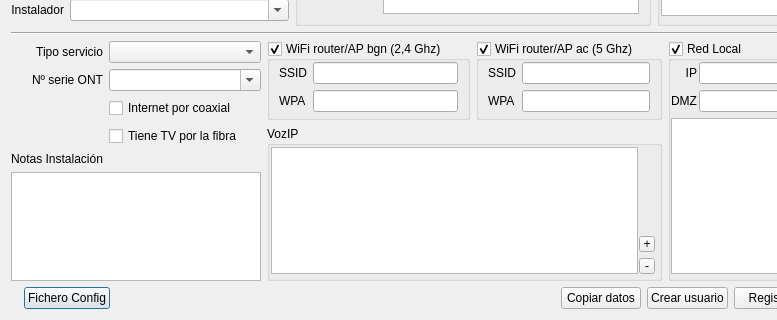
silderan/QMikPPPManager, file src/Dialogs/DlgPPPUser.ui: the form before one commit; both pictures show x 0 to 777 and y 186 to 506 of the 957 by 506 pixel window.
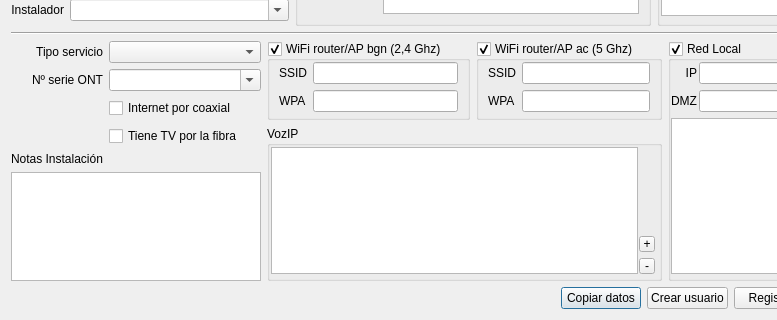
The form after the commit. Icons and pictures are not drawn. Custom widgets are drawn as their Qt base class.

The edit to the form file:
```diff
--- a/src/Dialogs/DlgPPPUser.ui
+++ b/src/Dialogs/DlgPPPUser.ui
@@ -786,13 +786,6 @@
        </property>
       </widget>
      </item>
-     <item>
-      <widget class="QPushButton" name="configFileButton">
-       <property name="text">
-        <string>Fichero Config</string>
-       </property>
-      </widget>
-     </item>
      <item>
       <spacer name="horizontalSpacer">
        <property name="orientation">
```
Left out of the diff: 2 changed lines with no effect on the pictures.
